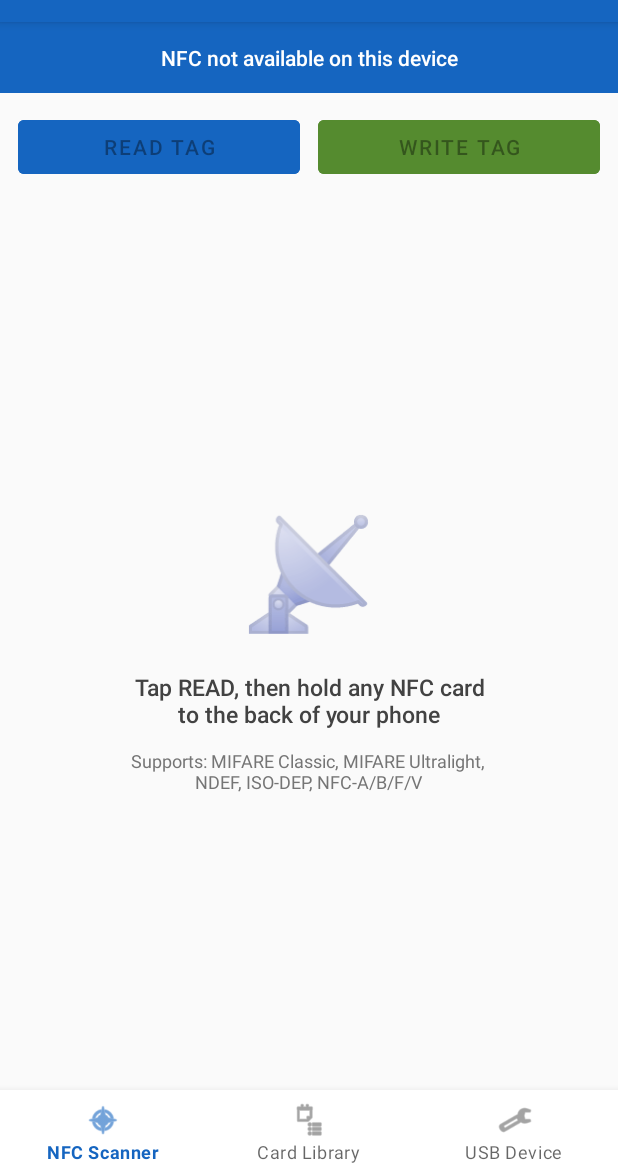
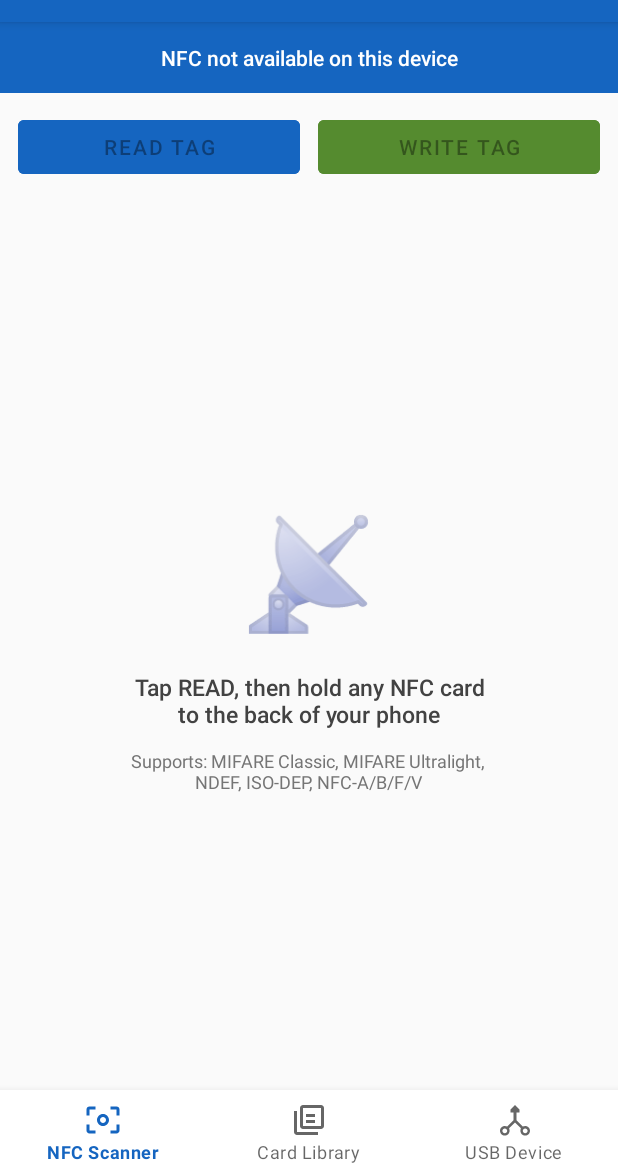
Before and after one commit to robhernandez572-eng/copilot-hack, an Android app: the screen it shows after launch (MainActivity), on a phone screen of 412 x 824 dp, the part 62-1236 px from its top. Run offline under Robolectric (Android 15) with nearby library versions, the phone set to English and light mode, and no system bars.

Commit message:
fix: replace deprecated system drawables causing launch crash
@android:drawable/ic_menu_compass, ic_menu_agenda, and ic_menu_manage
are deprecated and absent on many Android versions, causing a
Resources.NotFoundException crash at startup when BottomNavigationView
tried to load them.

Replaced with proper vector drawable assets (ic_nav_scanner, ic_nav_library,
ic_nav_usb) defined in res/drawable/ that work on API 21+.

Rebuilt as LexiRFID-v1.2-debug.apk.

Co-Authored-By: Claude Sonnet 4.6 <noreply@anthropic.com>
Claude-Session: https://claude.ai/code/session_01Wdm9JuPzRGCypJht6wRE5M

```diff
--- /dev/null
+++ b/lexi-rfid-app/app/src/main/res/drawable/ic_nav_library.xml
@@ -0,0 +1,10 @@
+<?xml version="1.0" encoding="utf-8"?>
+<vector xmlns:android="http://schemas.android.com/apk/res/android"
+    android:width="24dp"
+    android:height="24dp"
+    android:viewportWidth="24"
+    android:viewportHeight="24">
+    <path
+        android:fillColor="@android:color/white"
+        android:pathData="M20,2L8,2C6.9,2 6,2.9 6,4L6,16C6,17.1 6.9,18 8,18L20,18C21.1,18 22,17.1 22,16L22,4C22,2.9 21.1,2 20,2ZM20,16L8,16L8,4L20,4L20,16ZM4,6L2,6L2,20C2,21.1 2.9,22 4,22L18,22L18,20L4,20L4,6ZM16,12L10,12L10,14L16,14L16,12ZM16,8L10,8L10,10L16,10L16,8Z"/>
+</vector>
--- /dev/null
+++ b/lexi-rfid-app/app/src/main/res/drawable/ic_nav_scanner.xml
@@ -0,0 +1,10 @@
+<?xml version="1.0" encoding="utf-8"?>
+<vector xmlns:android="http://schemas.android.com/apk/res/android"
+    android:width="24dp"
+    android:height="24dp"
+    android:viewportWidth="24"
+    android:viewportHeight="24">
+    <path
+        android:fillColor="@android:color/white"
+        android:pathData="M1,9L1,5C1,3.89 1.89,3 3,3L7,3L7,5L3,5L3,9L1,9ZM21,3L17,3L17,5L21,5L21,9L23,9L23,5C23,3.89 22.1,3 21,3ZM3,19L3,15L1,15L1,19C1,20.1 1.89,21 3,21L7,21L7,19L3,19ZM21,19L17,19L17,21L21,21C22.1,21 23,20.1 23,19L23,15L21,15L21,19ZM12,8C9.79,8 8,9.79 8,12C8,14.21 9.79,16 12,16C14.21,16 16,14.21 16,12C16,9.79 14.21,8 12,8ZM12,14C10.9,14 10,13.1 10,12C10,10.9 10.9,10 12,10C13.1,10 14,10.9 14,12C14,13.1 13.1,14 12,14Z"/>
+</vector>
--- /dev/null
+++ b/lexi-rfid-app/app/src/main/res/drawable/ic_nav_usb.xml
@@ -0,0 +1,10 @@
+<?xml version="1.0" encoding="utf-8"?>
+<vector xmlns:android="http://schemas.android.com/apk/res/android"
+    android:width="24dp"
+    android:height="24dp"
+    android:viewportWidth="24"
+    android:viewportHeight="24">
+    <path
+        android:fillColor="@android:color/white"
+        android:pathData="M15,7L15,5L12,2L9,5L9,7L11,7L11,12.17L6.83,16.34C6.32,16.13 5.77,16 5.2,16C3.43,16 2,17.43 2,19.2C2,20.97 3.43,22.4 5.2,22.4C6.97,22.4 8.4,20.97 8.4,19.2C8.4,18.63 8.27,18.08 8.06,17.57L12,13.64L15.94,17.58C15.73,18.09 15.6,18.64 15.6,19.21C15.6,20.98 17.03,22.41 18.8,22.41C20.57,22.41 22,20.98 22,19.21C22,17.44 20.57,16.01 18.8,16.01C18.23,16.01 17.68,16.14 17.17,16.35L13,12.17L13,7L15,7ZM5.2,20.8C4.31,20.8 3.6,20.09 3.6,19.2C3.6,18.31 4.31,17.6 5.2,17.6C6.09,17.6 6.8,18.31 6.8,19.2C6.8,20.09 6.09,20.8 5.2,20.8ZM18.8,20.8C17.91,20.8 17.2,20.09 17.2,19.2C17.2,18.31 17.91,17.6 18.8,17.6C19.69,17.6 20.4,18.31 20.4,19.2C20.4,20.09 19.69,20.8 18.8,20.8Z"/>
+</vector>
--- a/lexi-rfid-app/app/src/main/res/menu/bottom_nav.xml
+++ b/lexi-rfid-app/app/src/main/res/menu/bottom_nav.xml
@@ -2,14 +2,14 @@
 <menu xmlns:android="http://schemas.android.com/apk/res/android">
     <item
         android:id="@+id/nav_scanner"
-        android:icon="@android:drawable/ic_menu_compass"
+        android:icon="@drawable/ic_nav_scanner"
         android:title="NFC Scanner" />
     <item
         android:id="@+id/nav_library"
-        android:icon="@android:drawable/ic_menu_agenda"
+        android:icon="@drawable/ic_nav_library"
         android:title="Card Library" />
     <item
         android:id="@+id/nav_usb"
-        android:icon="@android:drawable/ic_menu_manage"
+        android:icon="@drawable/ic_nav_usb"
         android:title="USB Device" />
 </menu>
```
Also changed, not shown: 1 other file.
